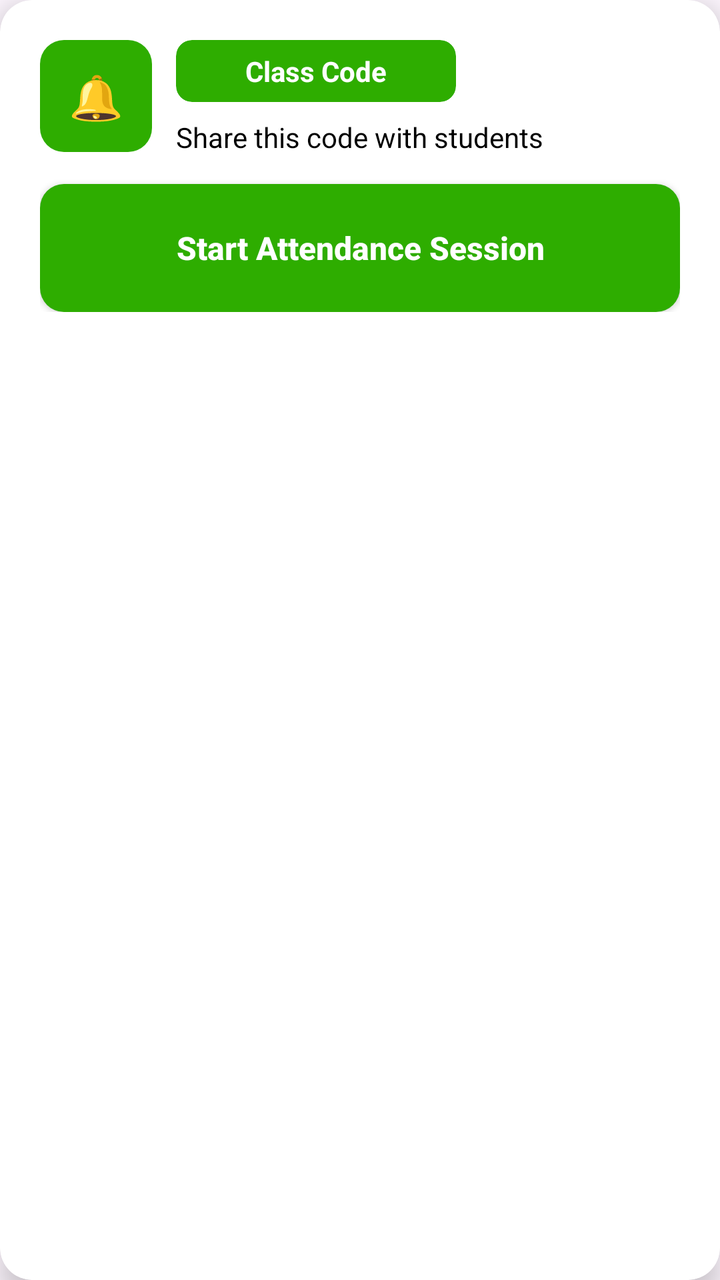
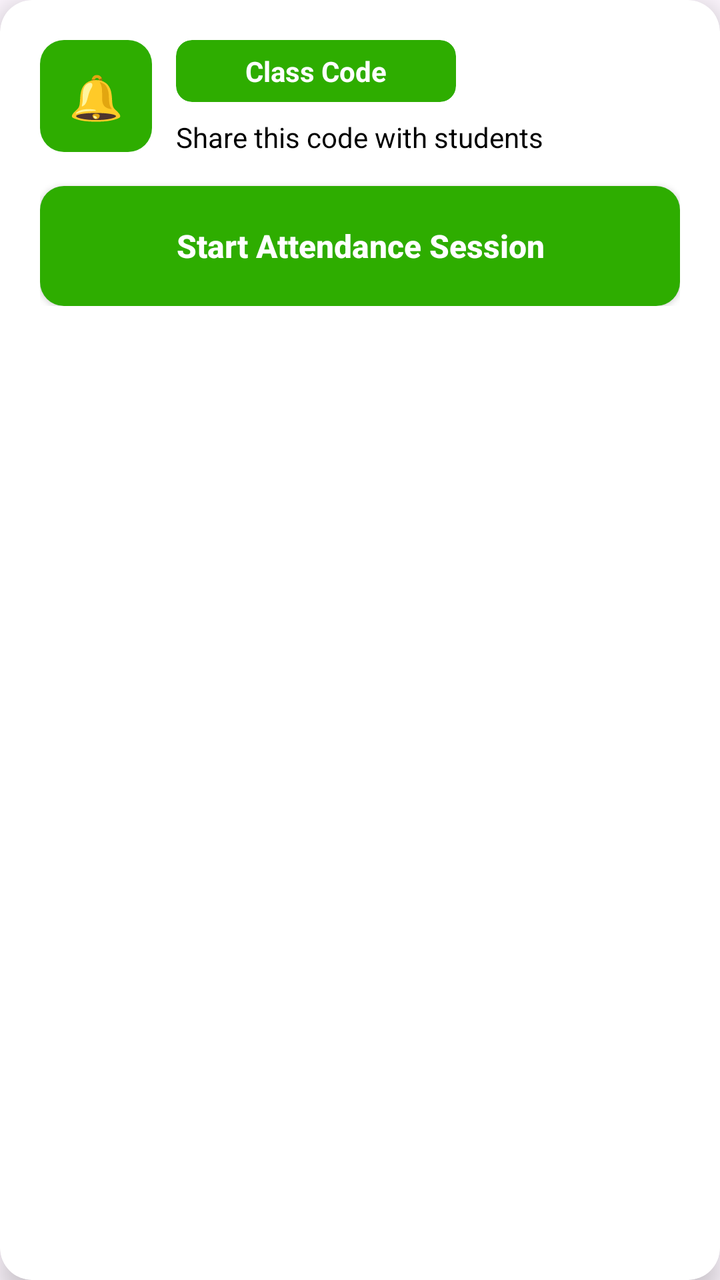

Before-and-after screenshots of an Android layout around one commit, followed by the original layout XML and the change that was made.
<!-- AndroidManifest.xml: application theme Theme.AuthTest -->
<!-- res/layout/attendance_card.xml -->
<?xml version="1.0" encoding="utf-8"?>
<androidx.cardview.widget.CardView
    xmlns:android="http://schemas.android.com/apk/res/android"
    xmlns:app="http://schemas.android.com/apk/res-auto"
    android:id="@+id/attendanceCard"
    android:layout_width="match_parent"
    android:layout_height="wrap_content"
    android:layout_marginBottom="20dp"
    app:cardCornerRadius="16dp"
    app:cardElevation="8dp"
    app:cardBackgroundColor="#FFFFFF">

    <LinearLayout
        android:layout_width="match_parent"
        android:layout_height="wrap_content"
        android:orientation="vertical"
        android:padding="20dp">

        <LinearLayout
            android:layout_width="match_parent"
            android:layout_height="wrap_content"
            android:orientation="horizontal"
            android:gravity="top"
            android:layout_marginBottom="14dp">

            <TextView
                android:id="@+id/bellIcon"
                android:layout_width="56dp"
                android:layout_height="56dp"
                android:gravity="center"
                android:text="🔔"
                android:textSize="22sp"
                android:textColor="#FFFFFF"
                android:background="@drawable/attendance_button"
                android:layout_marginEnd="12dp" />

            <LinearLayout
                android:layout_width="0dp"
                android:layout_height="wrap_content"
                android:layout_weight="1"
                android:orientation="vertical">

                <androidx.cardview.widget.CardView
                    android:id="@+id/classCodeCard"
                    android:layout_width="wrap_content"
                    android:layout_height="wrap_content"
                    android:layout_marginBottom="8dp"
                    app:cardCornerRadius="8dp"
                    app:cardElevation="0dp"
                    app:cardBackgroundColor="#2EAD00">

                    <TextView
                        android:id="@+id/classCodeText"
                        android:layout_width="140dp"
                        android:layout_height="wrap_content"
                        android:paddingVertical="6dp"
                        android:gravity="center"
                        android:text="Class Code"
                        android:textColor="#FFFFFF"
                        android:textStyle="bold"
                        android:textSize="14sp" />

                </androidx.cardview.widget.CardView>

                <TextView
                    android:layout_width="wrap_content"
                    android:layout_height="wrap_content"
                    android:text="Share this code with students"
                    android:textSize="14sp"
                    android:textColor="#000000" />

            </LinearLayout>

        </LinearLayout>

        
        <androidx.appcompat.widget.AppCompatButton
            android:id="@+id/attendanceButton"
            android:layout_width="match_parent"
            android:layout_height="64dp"
            android:text="Start Attendance Session"
            android:textAllCaps="false"
            android:textSize="16sp"
            android:textStyle="bold"
            android:textColor="#FFFFFF"
            android:background="@drawable/attendance_button" />

    </LinearLayout>
</androidx.cardview.widget.CardView>
<!-- resources referenced by this layout -->
<resources>
  <!-- drawable attendance_button (drawable) -->
  <?xml version="1.0" encoding="utf-8"?>
  <shape xmlns:android="http://schemas.android.com/apk/res/android"
      android:shape="rectangle">
      <solid android:color="#2EAD00" />
      <corners android:radius="12dp" />
  </shape>
  <style name="Theme.AuthTest" parent="Base.Theme.AuthTest" />
  <style name="Base.Theme.AuthTest" parent="Theme.Material3.DayNight.NoActionBar">
          
          
      </style>
</resources>

<!-- the commit's change to res/layout/attendance_card.xml (unified diff, before → after) -->
@@ -5,7 +5,7 @@
     android:id="@+id/attendanceCard"
     android:layout_width="match_parent"
     android:layout_height="wrap_content"
-    android:layout_marginBottom="20dp"
+    android:layout_marginBottom="15dp"
     app:cardCornerRadius="16dp"
     app:cardElevation="8dp"
     app:cardBackgroundColor="#FFFFFF">
@@ -21,7 +21,7 @@
             android:layout_height="wrap_content"
             android:orientation="horizontal"
             android:gravity="top"
-            android:layout_marginBottom="14dp">
+            android:layout_marginBottom="15dp">
 
             <TextView
                 android:id="@+id/bellIcon"
@@ -73,11 +73,10 @@
 
         </LinearLayout>
 
-        
         <androidx.appcompat.widget.AppCompatButton
             android:id="@+id/attendanceButton"
             android:layout_width="match_parent"
-            android:layout_height="64dp"
+            android:layout_height="60dp"
             android:text="Start Attendance Session"
             android:textAllCaps="false"
             android:textSize="16sp"
